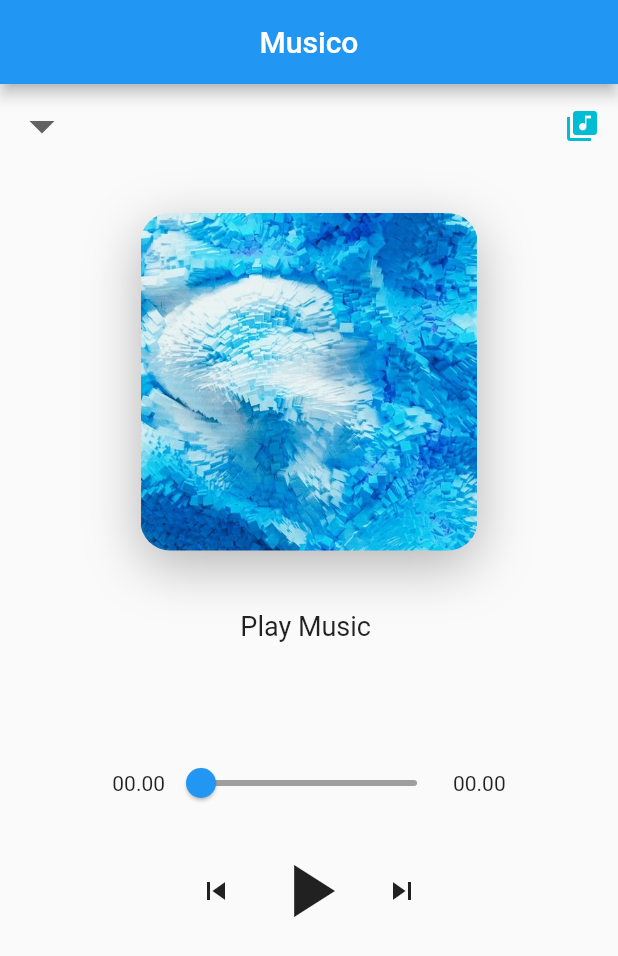
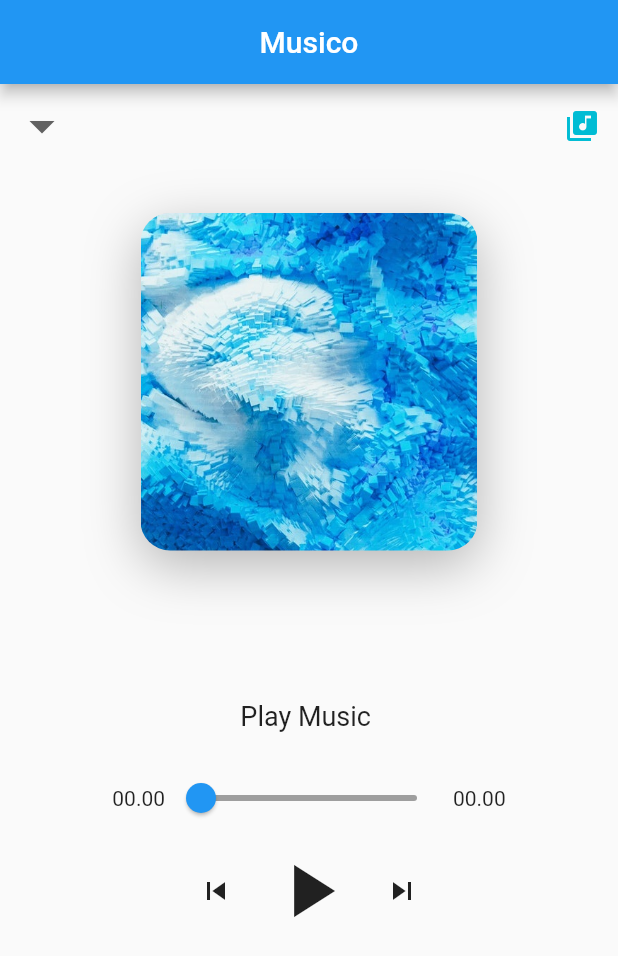
Before and after one commit to sagarRawatUK/MusicApp-Flutter, a Flutter app: the screen it shows after launch, on a phone screen of 412 x 824 dp. Shown: the top 956 px of the screen. Run offline on Flutter 3.47's test engine with Material 2 defaults, Android fonts, the phone set to English and light mode, and no system bars; our stand-ins replace audioplayers, file_picker.

Commit message:
minor tweaks

```diff
--- a/lib/main.dart
+++ b/lib/main.dart
@@ -99,7 +99,7 @@ class _MyAppState extends State<MyApp> {
                     ),
                   ),
                   SizedBox(
-                    height: 10,
+                    height: 70,
                   ),
                   Text(
                     result != null
@@ -108,7 +108,7 @@ class _MyAppState extends State<MyApp> {
                     style: TextStyle(fontSize: 18),
                   ),
                   SizedBox(
-                    height: 70,
+                    height: 20,
                   ),
                   Row(
                     mainAxisAlignment: MainAxisAlignment.center,
@@ -140,9 +140,6 @@ class _MyAppState extends State<MyApp> {
                           ? totaltime.toString().split(".")[0]
                           : "00.00")
                     ],
-                  ),
-                  SizedBox(
-                    height: 10,
                   ),
                   Row(
                     mainAxisAlignment: MainAxisAlignment.center,
```
